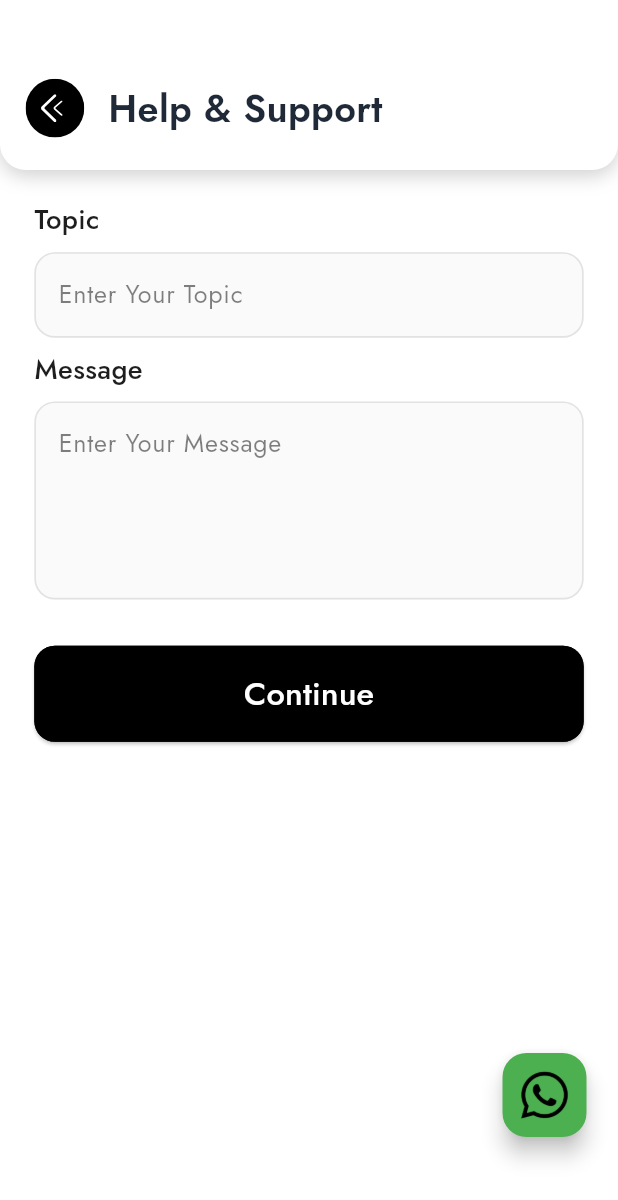
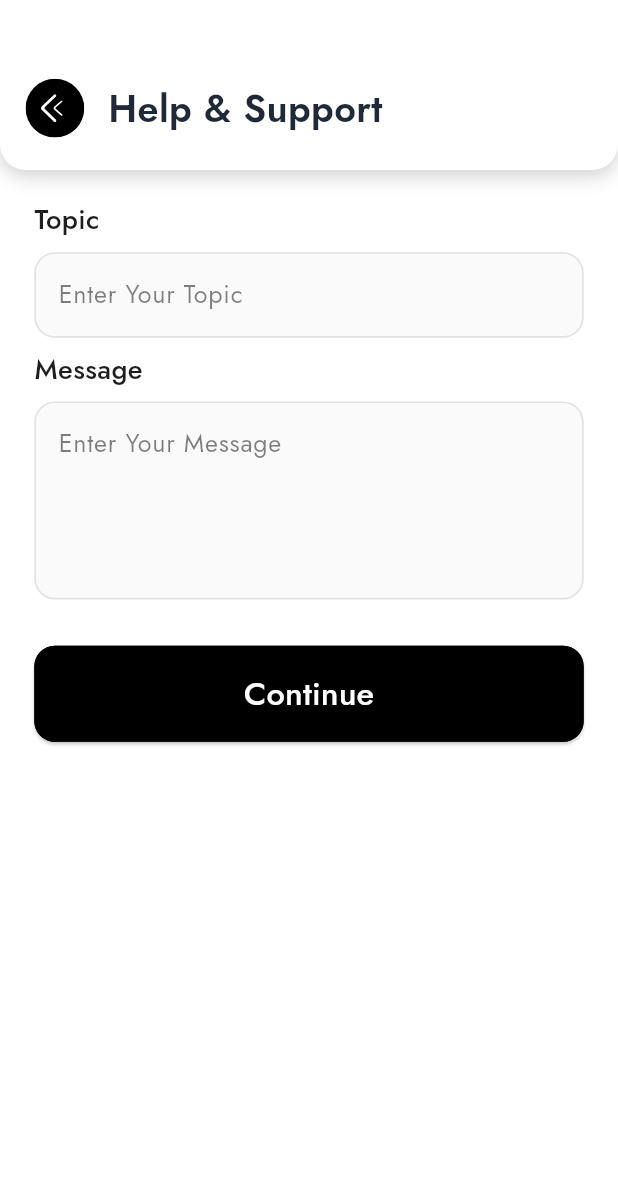
Before and after one commit to Hamzair/reapiroo_app, a Flutter app: the SupportScreen screen opened directly, on a phone screen of 412 x 824 dp. Shown: the top 1200 px of the screen. Run offline on Flutter 3.47's test engine with Material 3 defaults, Android fonts, the phone set to English and light mode, and no system bars; our stand-ins replace animated_notch_bottom_bar, audioplayers, chewie, flutter_screenutil, flutter_spinkit, flutter_svg and 10 more; missing offline and left inert: audio_wave, flutter_sound, voice_message_package; project files that could hold a hidden picture were left out.

Commit message:
Latest updated code....

```diff
--- a/lib/views/profile_screens/support_screen/support_screen.dart
+++ b/lib/views/profile_screens/support_screen/support_screen.dart
@@ -121,17 +121,17 @@ class _SupportScreenState extends State<SupportScreen> {
             ),
           ),
         ),
-        floatingActionButton: Padding(
-          padding: EdgeInsets.only(bottom: 50, right: 5),
-          child: FloatingActionButton(
-            onPressed: _openWhatsApp,
-            child: SizedBox(
-                height: 40.h,
-                width: 40.w,
-                child: Image.asset(AppImages.whatsapp)),
-            backgroundColor: Colors.green,
-          ),
-        ),
+        // floatingActionButton: Padding(
+        //   padding: EdgeInsets.only(bottom: 50, right: 5),
+        //   child: FloatingActionButton(
+        //     onPressed: _openWhatsApp,
+        //     child: SizedBox(
+        //         height: 40.h,
+        //         width: 40.w,
+        //         child: Image.asset(AppImages.whatsapp)),
+        //     backgroundColor: Colors.green,
+        //   ),
+        // ),
       ),
     );
   }
```
